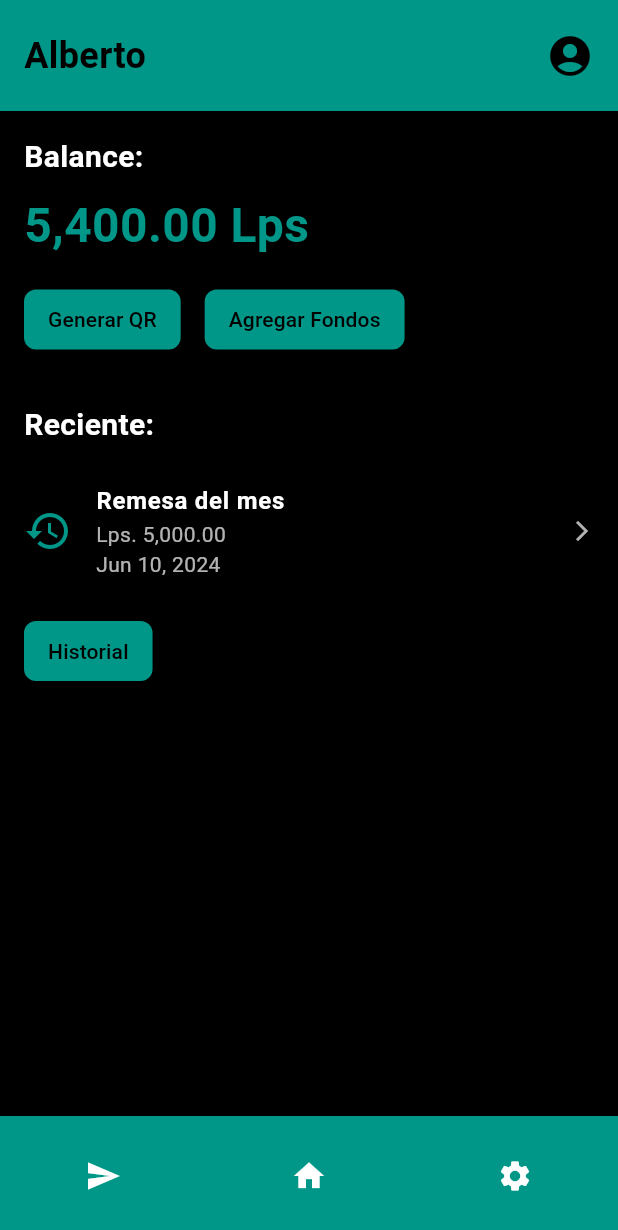
After one commit to HelterSkelter11/ProyectoRemesa, a Flutter app: the DashboardScreen screen opened directly, on a phone screen of 412 x 824 dp. The commit adds this screen. Shown: the top 1230 px of the screen. Run offline on Flutter 3.47's test engine with Material 3 defaults, Android fonts, the phone set to English and light mode, and no system bars; our stand-ins replace supabase_flutter; accounts and stored records are empty.

Commit message:
DASHBOARD

```diff
--- /dev/null
+++ b/lib/DashboardScreen.dart
@@ -0,0 +1,181 @@
+import 'package:flutter/material.dart';
+
+class DashboardScreen extends StatelessWidget {
+  const DashboardScreen({super.key});
+
+  @override
+  Widget build(BuildContext context) {
+    return Scaffold(
+      backgroundColor: Colors.black,
+      body: SafeArea(
+        child: Column(
+          children: [
+            // Header
+            Container(
+              color: Colors.teal,
+              padding: const EdgeInsets.symmetric(vertical: 20, horizontal: 16),
+              child: Row(
+                mainAxisAlignment: MainAxisAlignment.spaceBetween,
+                children: [
+                  Text(
+                    'Alberto',
+                    style: TextStyle(
+                      fontSize: 24,
+                      fontWeight: FontWeight.bold,
+                      color: Colors.black,
+                    ),
+                  ),
+                  Icon(
+                    Icons.account_circle,
+                    size: 32,
+                    color: Colors.black,
+                  ),
+                ],
+              ),
+            ),
+
+            // Balance Section
+            Padding(
+              padding: const EdgeInsets.all(16.0),
+              child: Column(
+                crossAxisAlignment: CrossAxisAlignment.start,
+                children: [
+                  Text(
+                    'Balance:',
+                    style: TextStyle(
+                      fontSize: 20,
+                      fontWeight: FontWeight.bold,
+                      color: Colors.white,
+                    ),
+                  ),
+                  SizedBox(height: 8),
+                  Text(
+                    '5,400.00 Lps',
+                    style: TextStyle(
+                      fontSize: 32,
+                      fontWeight: FontWeight.bold,
+                      color: Colors.teal,
+                    ),
+                  ),
+                  SizedBox(height: 16),
+                  Row(
+                    children: [
+                      ElevatedButton(
+                        onPressed: () {},
+                        style: ElevatedButton.styleFrom(
+                          backgroundColor: Colors.teal,
+                          foregroundColor: Colors.black,
+                          padding: EdgeInsets.symmetric(horizontal: 16, vertical: 10),
+                          shape: RoundedRectangleBorder(
+                            borderRadius: BorderRadius.circular(8),
+                          ),
+                        ),
+                        child: Text('Generar QR'),
+                      ),
+                      SizedBox(width: 16),
+                      ElevatedButton(
+                        onPressed: () {},
+                        style: ElevatedButton.styleFrom(
+                          backgroundColor: Colors.teal,
+                          foregroundColor: Colors.black,
+                          padding: EdgeInsets.symmetric(horizontal: 16, vertical: 10),
+                          shape: RoundedRectangleBorder(
+                            borderRadius: BorderRadius.circular(8),
+                          ),
+                        ),
+                        child: Text('Agregar Fondos'),
+                      ),
+                    ],
+                  ),
+                ],
+              ),
+            ),
+
+            // Reciente Section
+            Padding(
+              padding: const EdgeInsets.all(16.0),
+              child: Column(
+                crossAxisAlignment: CrossAxisAlignment.start,
+                children: [
+                  Text(
+                    'Reciente:',
+                    style: TextStyle(
+                      fontSize: 20,
+                      fontWeight: FontWeight.bold,
+                      color: Colors.white,
+                    ),
+                  ),
+                  SizedBox(height: 16),
+                  ListTile(
+                    contentPadding: EdgeInsets.zero,
+                    leading: Icon(
+                      Icons.history,
+                      color: Colors.teal,
+                      size: 32,
+                    ),
+                    title: Text(
+                      'Remesa del mes',
+                      style: TextStyle(
+                        color: Colors.white,
+                        fontWeight: FontWeight.bold,
+                      ),
+                    ),
+                    subtitle: Text(
+                      'Lps. 5,000.00\nJun 10, 2024',
+                      style: TextStyle(
+                        color: Colors.white70,
+                      ),
+                    ),
+                    trailing: Icon(
+                      Icons.arrow_forward_ios,
+                      color: Colors.white70,
+                      size: 16,
+                    ),
+                  ),
+                  SizedBox(height: 16),
+                  ElevatedButton(
+                    onPressed: () {},
+                    style: ElevatedButton.styleFrom(
+                      backgroundColor: Colors.teal,
+                      foregroundColor: Colors.black,
+                      padding: EdgeInsets.symmetric(horizontal: 16, vertical: 10),
+                      shape: RoundedRectangleBorder(
+                        borderRadius: BorderRadius.circular(8),
+                      ),
+                    ),
+                    child: Text('Historial'),
+                  ),
+                ],
+              ),
+            ),
+
+            Spacer(),
+
+            // Bottom Navigation
+            Container(
+              color: Colors.teal,
+              padding: const EdgeInsets.symmetric(vertical: 16),
+              child: Row(
+                mainAxisAlignment: MainAxisAlignment.spaceAround,
+                children: [
+                  IconButton(
+                    icon: Icon(Icons.send, color: Colors.white),
+                    onPressed: () {},
+                  ),
+                  IconButton(
+                    icon: Icon(Icons.home, color: Colors.white),
+                    onPressed: () {},
+                  ),
+                  IconButton(
+                    icon: Icon(Icons.settings, color: Colors.white),
+                    onPressed: () {},
+                  ),
+                ],
+              ),
+            ),
+          ],
+        ),
+      ),
+    );
+  }
+}
--- a/lib/main.dart
+++ b/lib/main.dart
@@ -1,5 +1,6 @@
 import 'package:flutter/material.dart';
 import 'register_screen.dart';
+import 'DashboardScreen.dart'; // Asegúrate de importar DashboardScreen
 import 'package:supabase_flutter/supabase_flutter.dart';
 import 'dart:convert';
 import 'package:crypto/crypto.dart';
@@ -10,7 +11,6 @@ class LoginScreen extends StatelessWidget {
   const LoginScreen({super.key});
 
   @override
-
   Widget build(BuildContext context) {
     final usernameController = TextEditingController();
     final passwordController = TextEditingController();
@@ -40,9 +40,10 @@ class LoginScreen extends StatelessWidget {
           ScaffoldMessenger.of(context).showSnackBar(
             const SnackBar(content: Text('Inicio de sesión exitoso')),
           );
+          // Redirige a DashboardScreen
           Navigator.pushReplacement(
             context,
-            MaterialPageRoute(builder: (context) => const RegisterScreen()),
+            MaterialPageRoute(builder: (context) => const DashboardScreen()),
           );
         } else {
           ScaffoldMessenger.of(context).showSnackBar(
```
